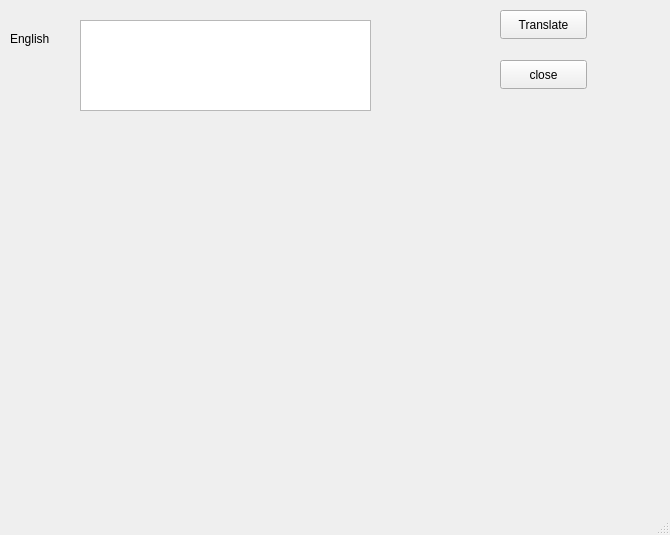
First picture: the form in main_correct.ui, repository vachanmn123/Sign_Language_GUI, before the edit.
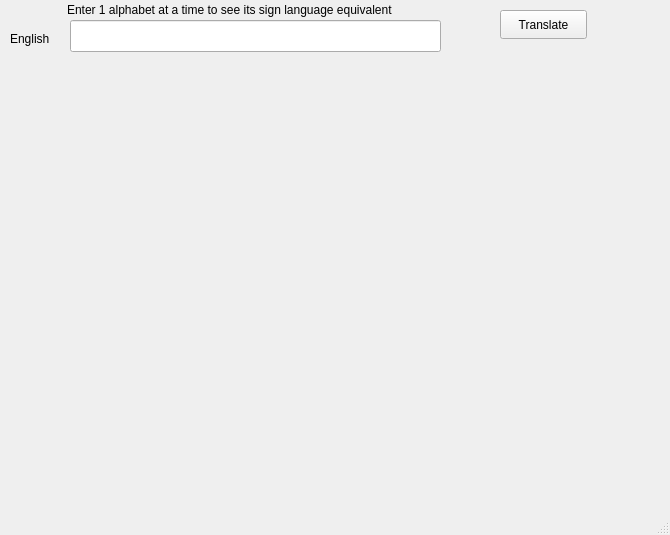
Second picture: the form after the edit. Icons and pictures are not drawn.

Commit message: changed QtextEdit into a QLineEdit, removed non-functional close button.

The edit to the form file:
```diff
--- a/main_correct.ui
+++ b/main_correct.ui
@@ -33,16 +33,6 @@
      <bool>true</bool>
     </property>
    </widget>
-   <widget class="QTextEdit" name="iuy">
-    <property name="geometry">
-     <rect>
-      <x>80</x>
-      <y>20</y>
-      <width>291</width>
-      <height>91</height>
-     </rect>
-    </property>
-   </widget>
    <widget class="QLabel" name="label">
     <property name="geometry">
      <rect>
@@ -72,17 +62,27 @@
      <string>Translate</string>
     </property>
    </widget>
-   <widget class="QPushButton" name="cls">
+   <widget class="QLineEdit" name="iuy">
     <property name="geometry">
      <rect>
-      <x>500</x>
-      <y>60</y>
-      <width>87</width>
-      <height>29</height>
+      <x>70</x>
+      <y>20</y>
+      <width>371</width>
+      <height>32</height>
+     </rect>
+    </property>
+   </widget>
+   <widget class="QLabel" name="label_2">
+    <property name="geometry">
+     <rect>
+      <x>67</x>
+      <y>0</y>
+      <width>371</width>
+      <height>20</height>
      </rect>
     </property>
     <property name="text">
-     <string>close</string>
+     <string>Enter 1 alphabet at a time to see its sign language equivalent</string>
     </property>
    </widget>
   </widget>
```
Left out of the diff: 5 changed lines with no effect on the pictures. The commit also changes 7 other files.
